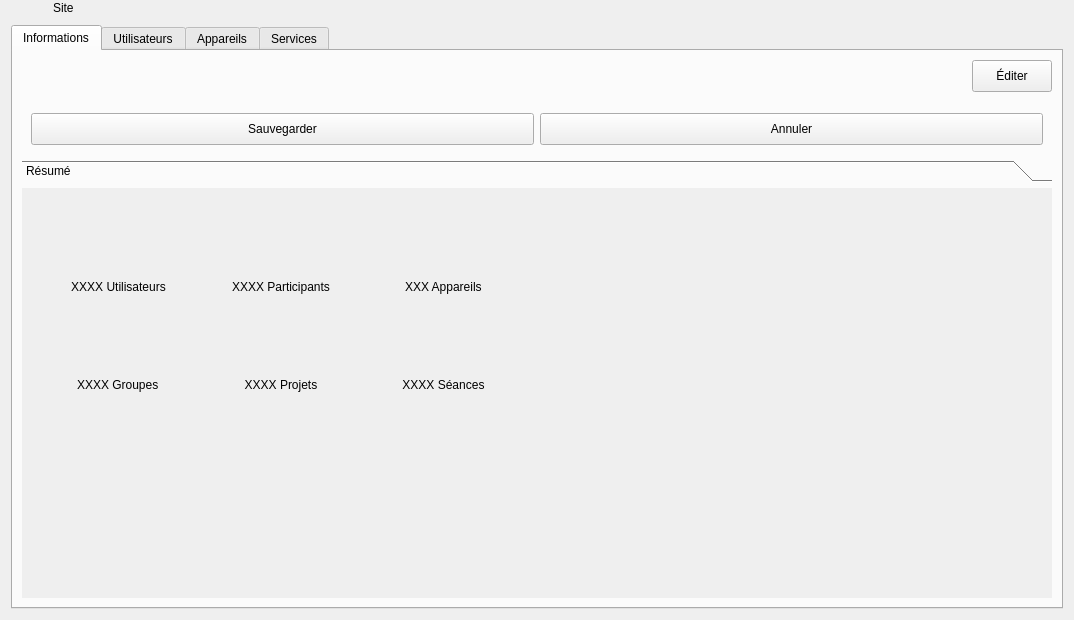
Old version of the form client/src/editors/SiteWidget.ui in the repository introlab/openteraplus.
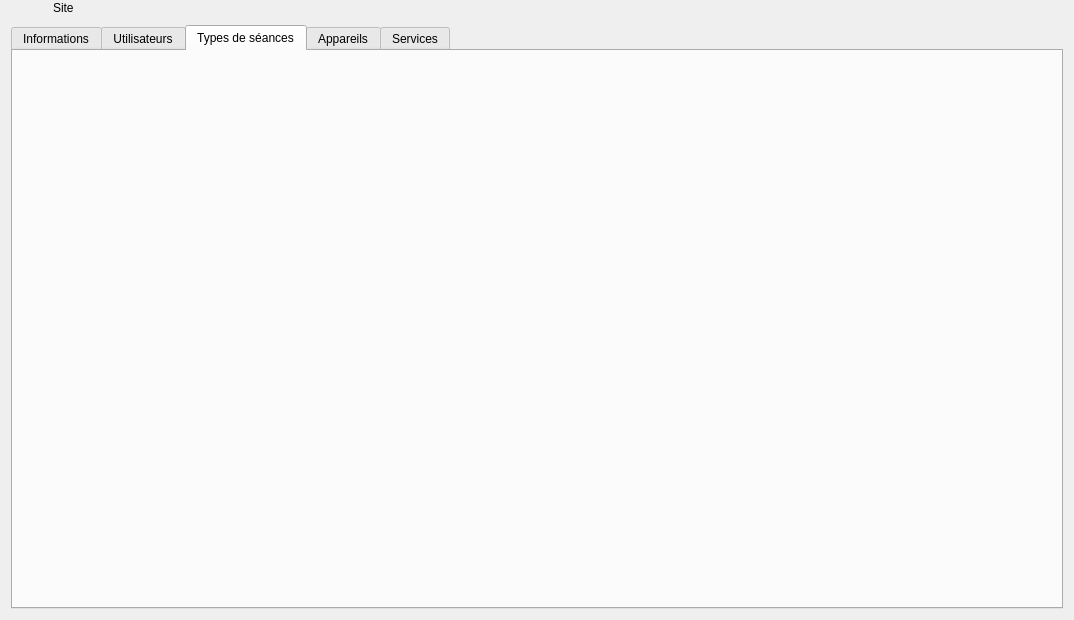
New version of the form. The open tabs and pages were chosen to show the change. Icons and pictures are not drawn. Custom widgets are drawn as their Qt base class.

Commit message: Refs #64. SessionTypeWidget working. Work in progress on SiteWidget and ProjectWidget

Diff of the .ui file:
```diff
--- a/client/src/editors/SiteWidget.ui
+++ b/client/src/editors/SiteWidget.ui
@@ -313,7 +313,7 @@
             <x>0</x>
             <y>0</y>
             <width>1034</width>
-            <height>372</height>
+            <height>371</height>
            </rect>
           </property>
           <attribute name="label">
@@ -845,6 +845,20 @@
        </item>
       </layout>
      </widget>
+     <widget class="QWidget" name="tabSessionTypes">
+      <attribute name="icon">
+       <iconset resource="../../resources/TeraClient.qrc">
+        <normaloff>:/icons/session_type.png</normaloff>:/icons/session_type.png</iconset>
+      </attribute>
+      <attribute name="title">
+       <string>Types de séances</string>
+      </attribute>
+      <layout class="QVBoxLayout" name="verticalLayout_5">
+       <item>
+        <widget class="QWidget" name="wdgSessionTypes" native="true"/>
+       </item>
+      </layout>
+     </widget>
      <widget class="QWidget" name="tabDevices">
       <attribute name="icon">
        <iconset resource="../../resources/TeraClient.qrc">
```
Left out of the diff: 2 changed lines with no effect on the pictures. The commit also changes 7 other files.
